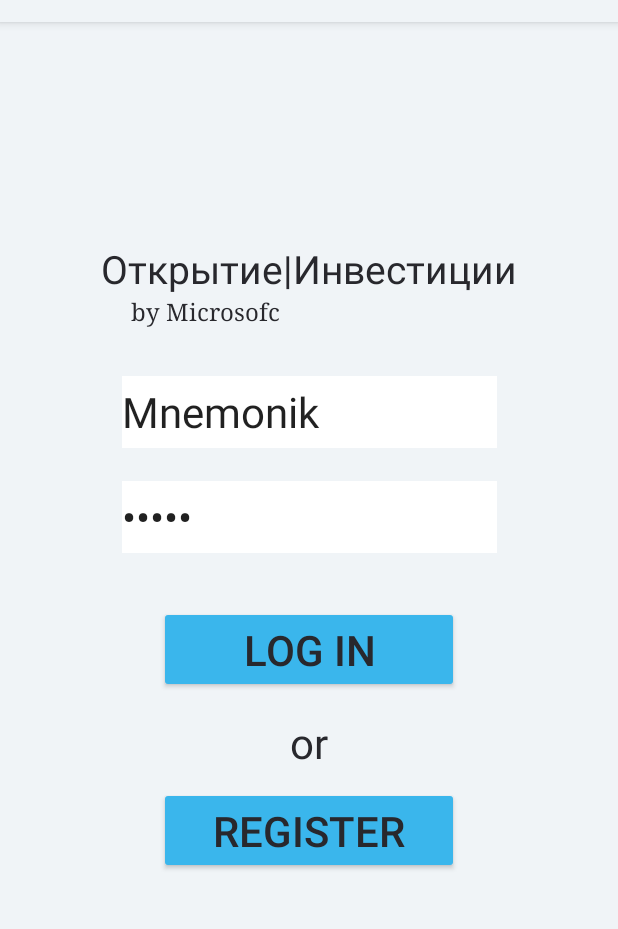
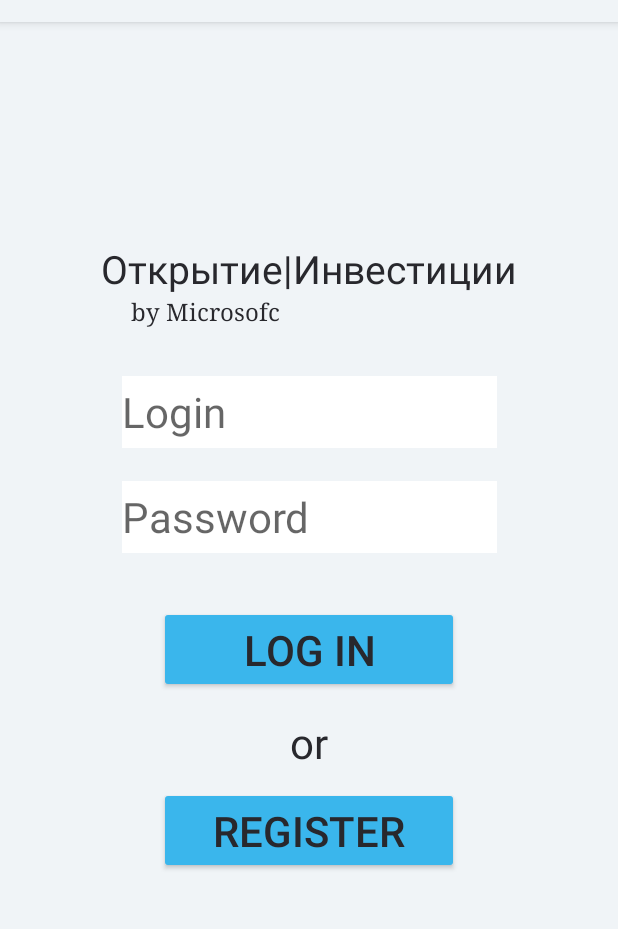
Before and after one commit to AndreyMAI-github/HMA_2021, an Android app: the screen it shows after launch (MainActivity), on a phone screen of 412 x 824 dp, the part 62-991 px from its top. Run offline under Robolectric (Android 15) with nearby library versions, the phone set to English and light mode, and no system bars.

Commit message:
Update activity_main.xml

```diff
--- a/app/android/app/src/main/res/layout/activity_main.xml
+++ b/app/android/app/src/main/res/layout/activity_main.xml
@@ -26,7 +26,6 @@
         android:hint="@string/login_hint"
         android:minWidth="48dp"
         android:minHeight="48dp"
-        android:text="Mnemonik"
         app:layout_constraintBottom_toBottomOf="parent"
         app:layout_constraintEnd_toEndOf="@+id/textView"
         app:layout_constraintStart_toStartOf="@+id/textView"
@@ -42,7 +41,6 @@
         android:hint="@string/password_hint"
         android:inputType="textPassword"
         android:minHeight="48dp"
-        android:text="graf0"
         app:layout_constraintBottom_toBottomOf="parent"
         app:layout_constraintEnd_toEndOf="@+id/loginTextView"
         app:layout_constraintStart_toStartOf="@+id/loginTextView"
```
